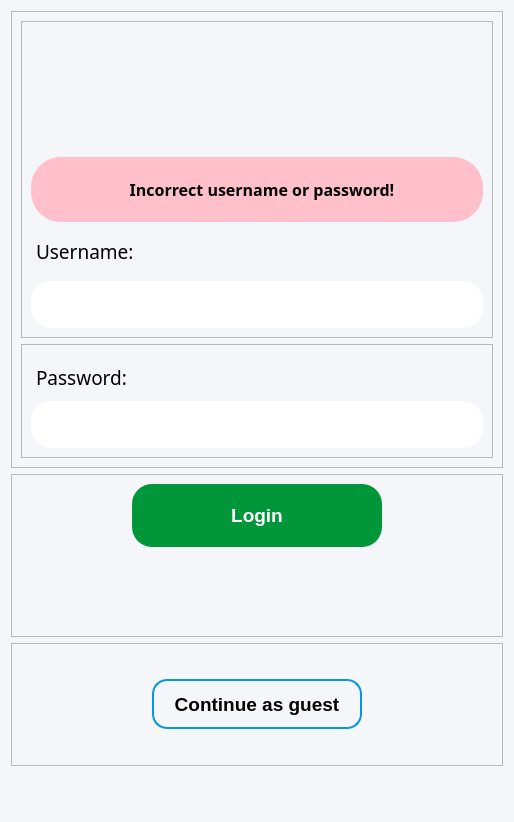
Before: the Qt Designer form ui/login.ui in qmohebi/equipment_library_desktop_app, drawn with Qt 5.
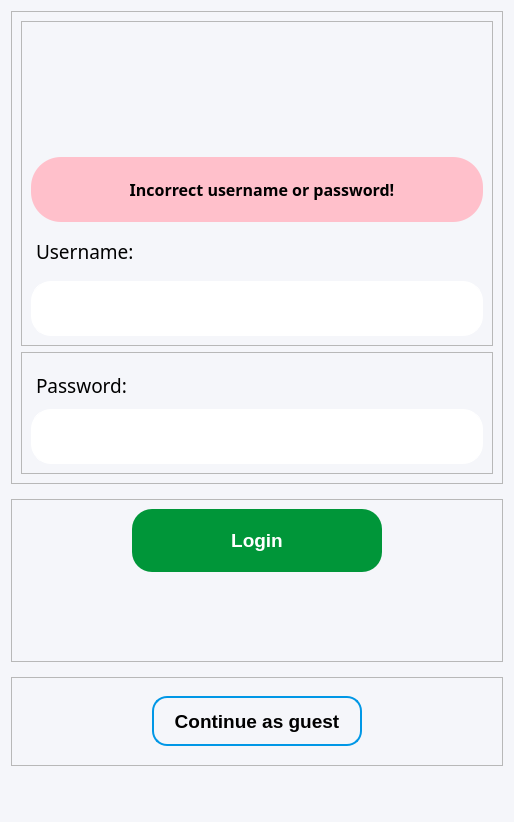
After: the same form once the commit is applied. Icons and pictures are not drawn.

```diff
--- a/ui/login.ui
+++ b/ui/login.ui
@@ -21,7 +21,7 @@
 QLineEdit {
 	border-radius: 20px;
 	border: 1px solid white;
-	padding: 10px;
+	padding: 14px;
 	font: 14pt;
 }
 
@@ -99,6 +99,9 @@
 </string>
   </property>
   <layout class="QGridLayout" name="gridLayout_3">
+   <property name="verticalSpacing">
+    <number>15</number>
+   </property>
    <item row="2" column="0">
     <widget class="QFrame" name="frame_4">
      <property name="layoutDirection">
```
Left out of the diff: 8 changed lines with no effect on the pictures.
